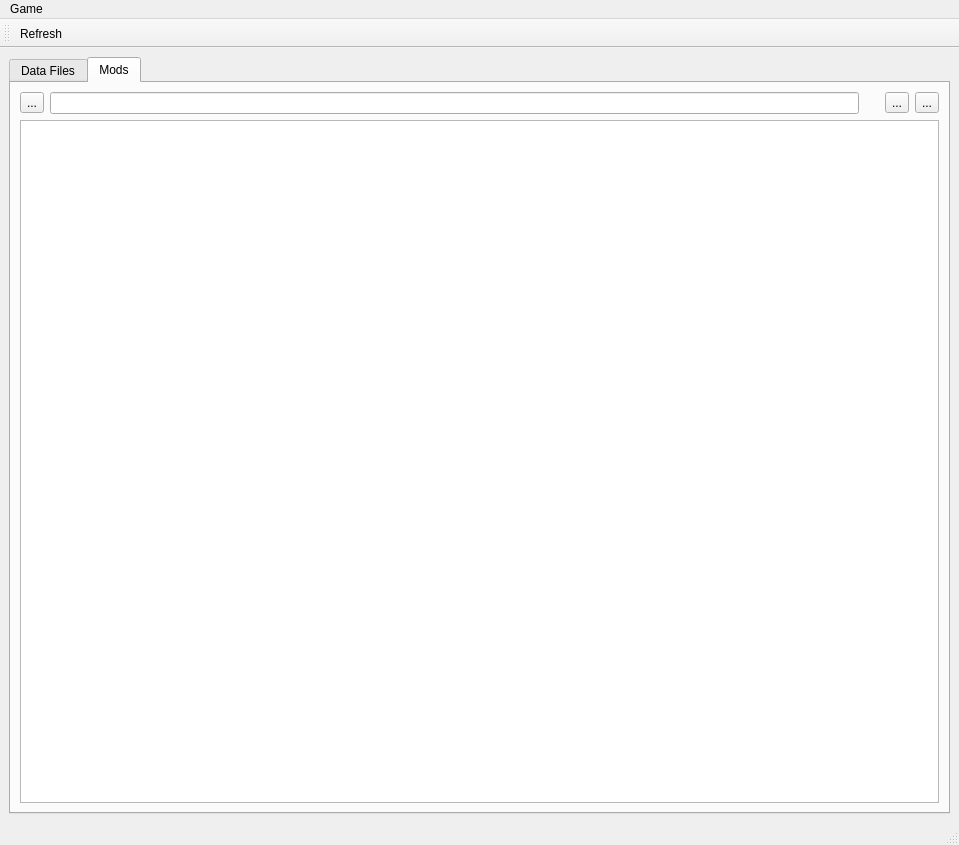
Qt form gui/skytool.ui (sirtaj/skytool) before a commit.
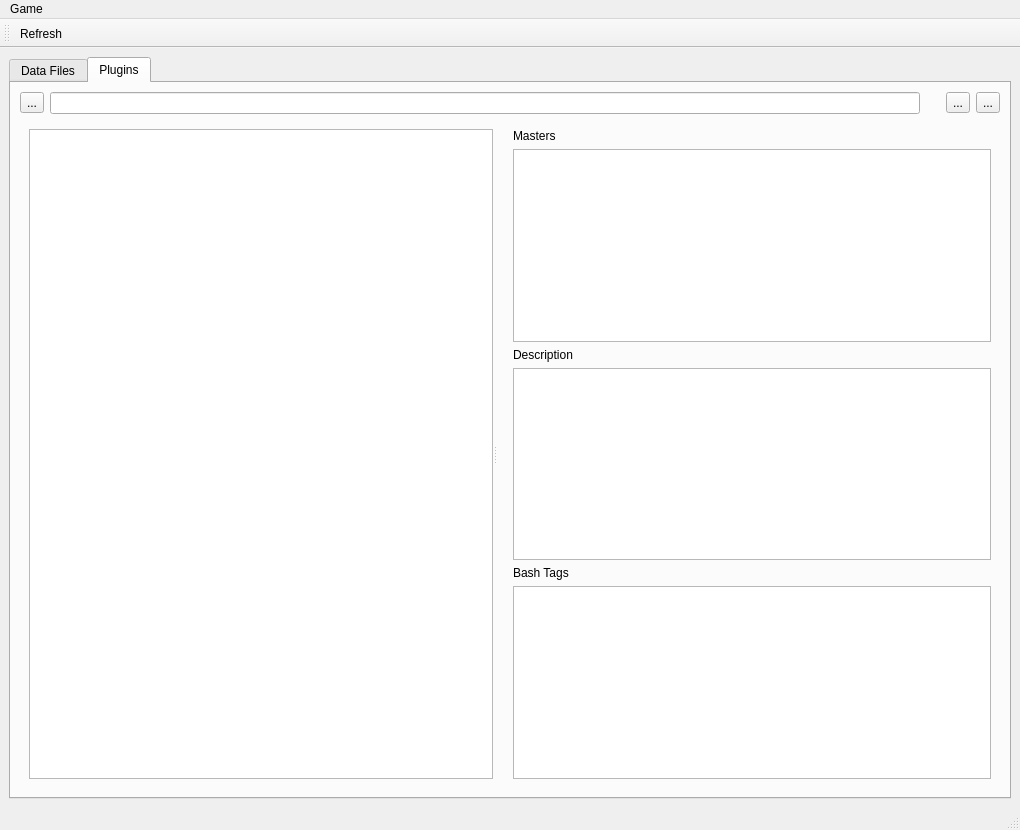
The same form after that commit. The open tabs and pages were chosen to show the change.

Commit message: Basic file rename support in plugin browser.

What changed in the file:
```diff
--- a/gui/skytool.ui
+++ b/gui/skytool.ui
@@ -6,8 +6,8 @@
    <rect>
     <x>0</x>
     <y>0</y>
-    <width>959</width>
-    <height>845</height>
+    <width>1020</width>
+    <height>822</height>
    </rect>
   </property>
   <property name="windowTitle">
@@ -155,11 +155,11 @@
           </sizepolicy>
          </property>
          <attribute name="title">
-          <string>Mods</string>
+          <string>Plugins</string>
          </attribute>
-         <layout class="QGridLayout" name="gridLayout_3">
-          <item row="0" column="0">
-           <layout class="QHBoxLayout" name="horizontalLayout_3">
+         <layout class="QVBoxLayout" name="verticalLayout_3">
+          <item>
+           <layout class="QHBoxLayout" name="searchBox">
             <property name="sizeConstraint">
              <enum>QLayout::SetMinimumSize</enum>
             </property>
@@ -212,17 +212,103 @@
             </item>
            </layout>
           </item>
-          <item row="1" column="0">
-           <widget class="QTreeView" name="modTreeBrowser">
-            <property name="sizePolicy">
-             <sizepolicy hsizetype="Expanding" vsizetype="Expanding">
-              <horstretch>0</horstretch>
-              <verstretch>0</verstretch>
-             </sizepolicy>
-            </property>
-            <property name="sortingEnabled">
-             <bool>true</bool>
-            </property>
+          <item>
+           <widget class="QStackedWidget" name="horizontalStackedWidget">
+            <widget class="QWidget" name="horizontalStackedWidgetPage1">
+             <layout class="QVBoxLayout" name="verticalLayout_4">
+              <item>
+               <widget class="QSplitter" name="pluginPage">
+                <property name="orientation">
+                 <enum>Qt::Horizontal</enum>
+                </property>
+                <widget class="QTreeView" name="modTreeBrowser">
+                 <property name="dragDropMode">
+                  <enum>QAbstractItemView::InternalMove</enum>
+                 </property>
+                 <property name="alternatingRowColors">
+                  <bool>true</bool>
+                 </property>
+                 <property name="selectionMode">
+                  <enum>QAbstractItemView::ExtendedSelection</enum>
+                 </property>
+                 <property name="selectionBehavior">
+                  <enum>QAbstractItemView::SelectRows</enum>
+                 </property>
+                 <property name="uniformRowHeights">
+                  <bool>true</bool>
+                 </property>
+                 <property name="sortingEnabled">
+                  <bool>true</bool>
+                 </property>
+                </widget>
+                <widget class="QWidget" name="verticalLayoutWidget">
+                 <layout class="QVBoxLayout" name="verticalLayout_2">
+                  <property name="sizeConstraint">
+                   <enum>QLayout::SetDefaultConstraint</enum>
+                  </property>
+                  <property name="leftMargin">
+                   <number>16</number>
+                  </property>
+                  <item>
+                   <widget class="QLabel" name="lblMasters">
+                    <property name="text">
+                     <string>Masters</string>
+                    </property>
+                   </widget>
+                  </item>
+                  <item>
+                   <widget class="QListView" name="pluginMasterList">
+                    <property name="sizePolicy">
+                     <sizepolicy hsizetype="Preferred" vsizetype="Expanding">
+                      <horstretch>0</horstretch>
+                      <verstretch>0</verstretch>
+                     </sizepolicy>
+                    </property>
+                   </widget>
+                  </item>
+                  <item>
+                   <widget class="QLabel" name="lblDescription">
+                    <property name="text">
+                     <string>Description</string>
+                    </property>
+                   </widget>
+                  </item>
+                  <item>
+                   <widget class="QPlainTextEdit" name="pluginDescriptionEditor">
+                    <property name="sizePolicy">
+                     <sizepolicy hsizetype="Preferred" vsizetype="Expanding">
+                      <horstretch>0</horstretch>
+                      <verstretch>0</verstretch>
+                     </sizepolicy>
+                    </property>
+                    <property name="plainText">
+                     <string/>
+                    </property>
+                   </widget>
+                  </item>
+                  <item>
+                   <widget class="QLabel" name="lblBashTags">
+                    <property name="text">
+                     <string>Bash Tags</string>
+                    </property>
+                   </widget>
+                  </item>
+                  <item>
+                   <widget class="QPlainTextEdit" name="pluginBashTagsEditor">
+                    <property name="sizePolicy">
+                     <sizepolicy hsizetype="Preferred" vsizetype="Expanding">
+                      <horstretch>0</horstretch>
+                      <verstretch>0</verstretch>
+                     </sizepolicy>
+                    </property>
+                   </widget>
+                  </item>
+                 </layout>
+                </widget>
+               </widget>
+              </item>
+             </layout>
+            </widget>
            </widget>
           </item>
          </layout>
@@ -238,7 +324,7 @@
     <rect>
      <x>0</x>
      <y>0</y>
-     <width>959</width>
+     <width>1020</width>
      <height>21</height>
     </rect>
    </property>
```
Left out of the diff: 4 changed lines with no effect on the pictures. The commit also changes 2 other files.
